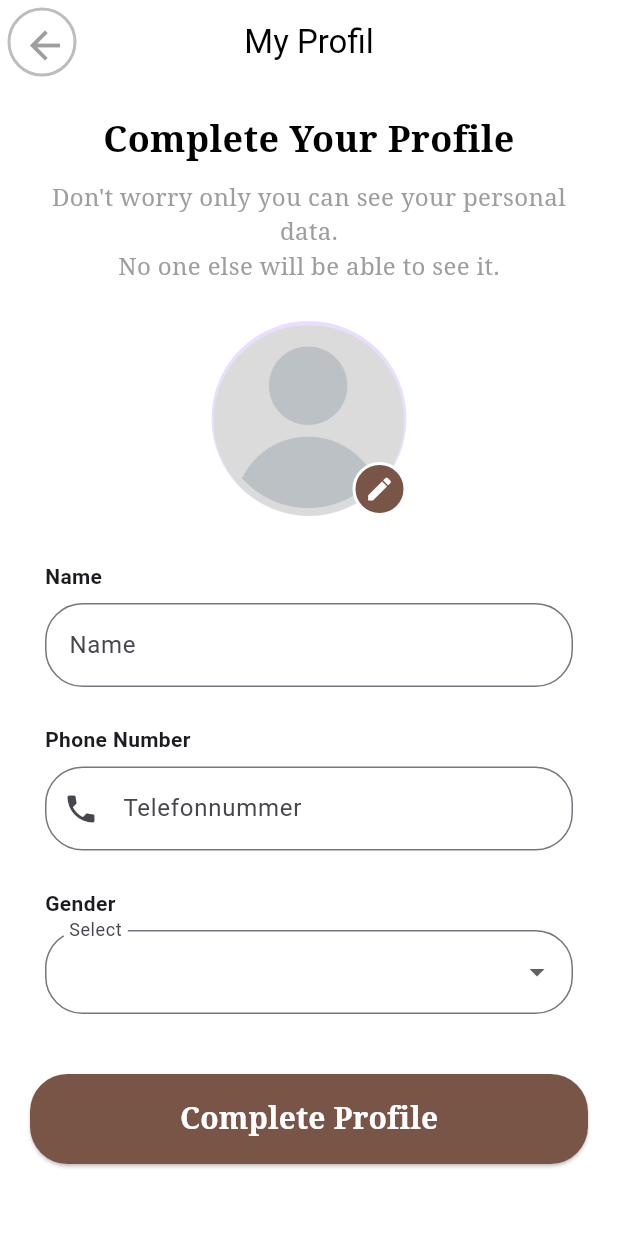
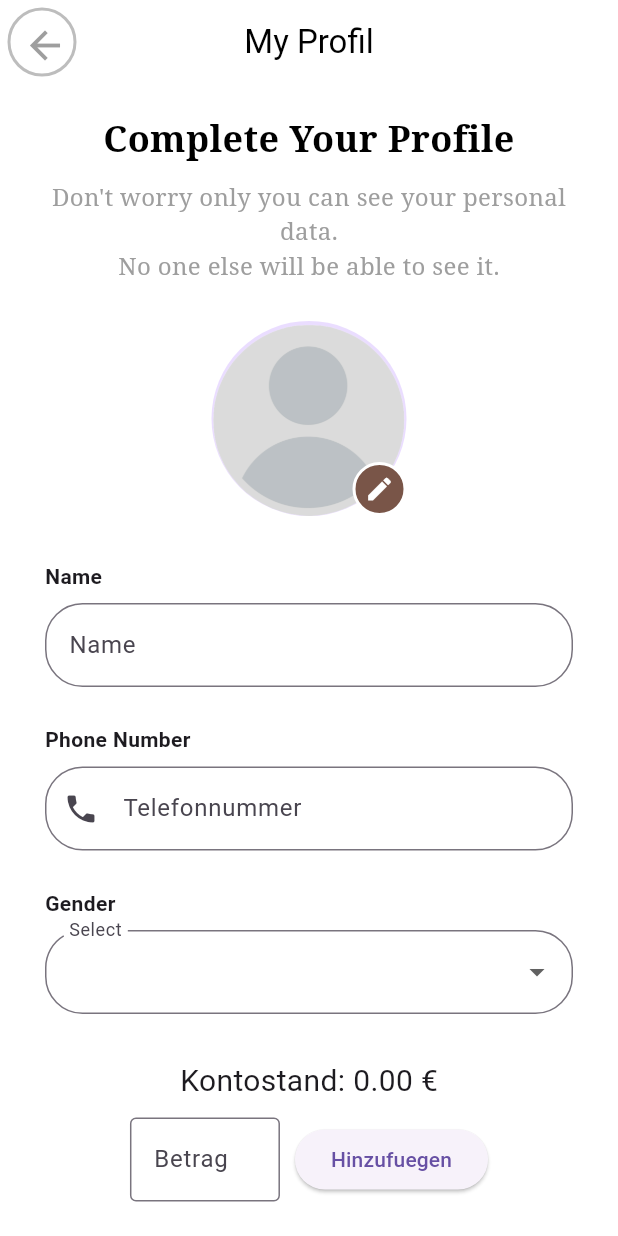
Before and after one commit to Laila116/LaModa_App, a Flutter app: the ProfileScreen screen opened by its route, on a phone screen of 412 x 824 dp. Run offline on Flutter 3.47's test engine with Material 3 defaults, Android fonts, the phone set to English and light mode, and no system bars; our stand-ins replace carousel_slider, email_validator, flutter_rating_bar, iconsax_flutter.

Commit message:
seite jetzt mit geld hinzufuegen

```diff
--- a/lib/screens/profile_screen.dart
+++ b/lib/screens/profile_screen.dart
@@ -48,6 +48,8 @@ class _ProfileScreenState extends State<ProfileScreen> {
               _buildProfileImage(),
               const SizedBox(height: 30),
               _buildFormFields(),
+              const SizedBox(height: 30),
+              GeldHinzufuegenWidget(),
               const SizedBox(height: 40),
               _buildCompleteProfileButton(),
             ],
@@ -189,3 +191,60 @@ class _ProfileScreenState extends State<ProfileScreen> {
     );
   }
 }
+
+class GeldHinzufuegenWidget extends StatefulWidget {
+  @override
+  _GeldHinzufuegenWidgetState createState() => _GeldHinzufuegenWidgetState();
+}
+
+class _GeldHinzufuegenWidgetState extends State<GeldHinzufuegenWidget> {
+  final TextEditingController _controller = TextEditingController();
+  double _kontostand = 0.0;
+
+  void _geldHinzufuegen() {
+    final eingabe = _controller.text.replaceAll(',', '.');
+    final betrag = double.tryParse(eingabe);
+    if (betrag != null && betrag > 0) {
+      setState(() {
+        _kontostand += betrag;
+        _controller.clear();
+      });
+    } else {
+      ScaffoldMessenger.of(context).showSnackBar(
+        SnackBar(content: Text('Bitte gib einen gueltigen Betrag ein.')),
+      );
+    }
+  }
+
+  @override
+  Widget build(BuildContext context) {
+    return Column(
+      mainAxisSize: MainAxisSize.min,
+      children: [
+        Text('Kontostand: ${_kontostand.toStringAsFixed(2)} €', style: TextStyle(fontSize: 20)),
+        SizedBox(height: 10),
+        Row(
+          mainAxisSize: MainAxisSize.min,
+          children: [
+            SizedBox(
+              width: 100,
+              child: TextField(
+                controller: _controller,
+                keyboardType: TextInputType.numberWithOptions(decimal: true),
+                decoration: InputDecoration(
+                  labelText: 'Betrag',
+                  border: OutlineInputBorder(),
+                ),
+              ),
+            ),
+            SizedBox(width: 10),
+            ElevatedButton(
+              onPressed: _geldHinzufuegen,
+              child: Text('Hinzufuegen'),
+            ),
+          ],
+        ),
+      ],
+    );
+  }
+}
--- a/pubspec.yaml
+++ b/pubspec.yaml
@@ -26,6 +26,7 @@ dependencies:
   flutter_feather_icons: ^2.0.0
   carousel_slider: ^5.0.0
   flutter_rating_bar: ^4.0.1
+  firebase_core: ^3.13.1
 
 
 
```
Also changed, not shown: 3 other files.
